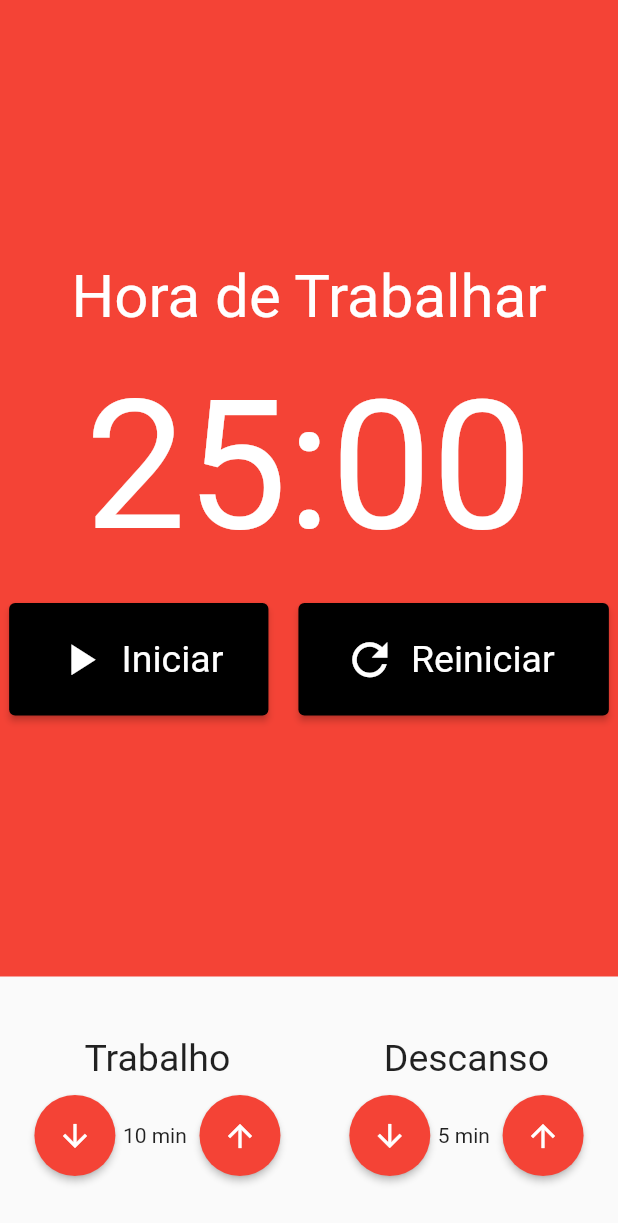
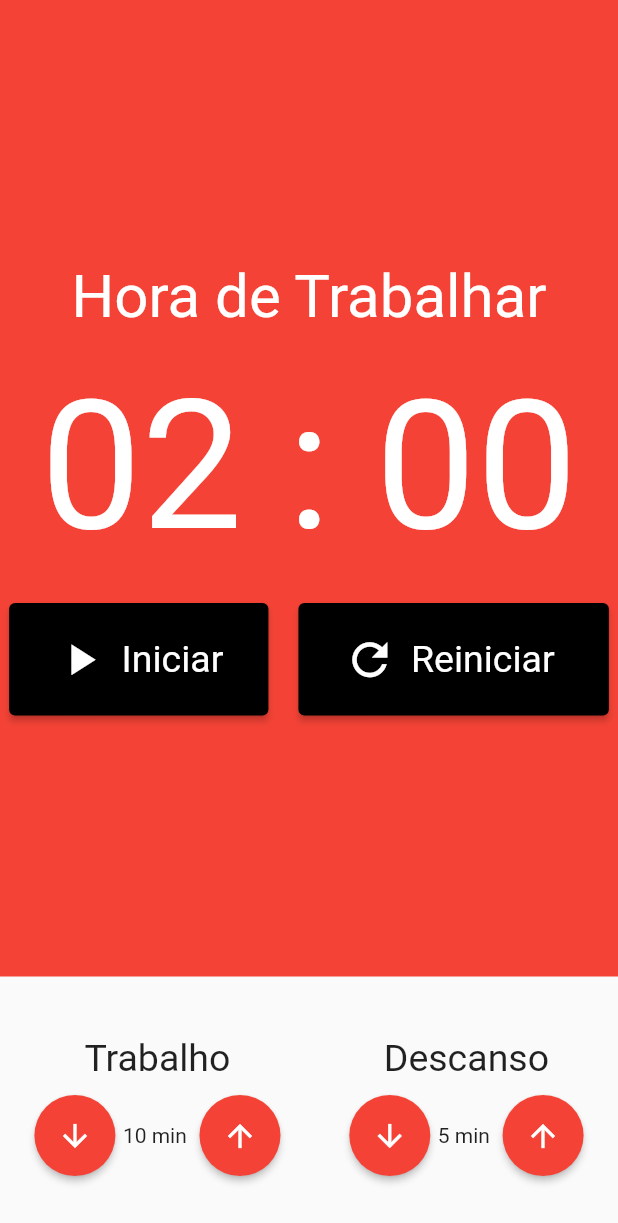
Before and after one commit to IagoMesquita/pomodoro_with_mobx, a Flutter app: the screen it shows after launch, on a phone screen of 412 x 824 dp. Shown: the top 1223 px of the screen. Run offline on Flutter 3.47's test engine with Material 2 defaults, Android fonts, the phone set to English and light mode, and no system bars; our stand-ins replace flutter_mobx, mobx; generated files the repository leaves out were written again.

Commit message:
feat: minutes e seconds in Chronometer

```diff
--- a/lib/components/chronometer.dart
+++ b/lib/components/chronometer.dart
@@ -1,11 +1,14 @@
 import 'package:flutter/material.dart';
 import 'package:pomodoro_with_mobx/components/chronometer_button.dart';
+import 'package:pomodoro_with_mobx/store/pomodoro.store.dart';
+import 'package:provider/provider.dart';
 
 class Chronometer extends StatelessWidget {
   const Chronometer({super.key});
 
   @override
   Widget build(BuildContext context) {
+    final store = Provider.of<PomodoroStore>(context);
     return Container(
       color: Colors.red,
       child: Column(
@@ -19,9 +22,9 @@ class Chronometer extends StatelessWidget {
             ),
           ),
           const SizedBox(height: 20),
-          const Text(
-            '25:00',
-            style: TextStyle(
+           Text(
+            '${store.minutes.toString().padLeft(2, '0')} : ${store.seconds.toString().padLeft(2, '0')}',
+            style: const TextStyle(
               fontSize: 120,
               color: Colors.white,
             ),
```
